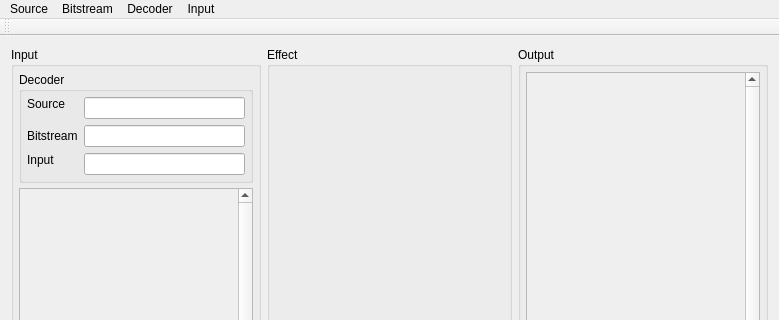
Above: src/interface/Decoder.ui from andresgonzalezfornell/TFM before the change; both pictures show x 0 to 779 and y 0 to 320 of the 779 by 571 pixel window. Below: the same form after it.
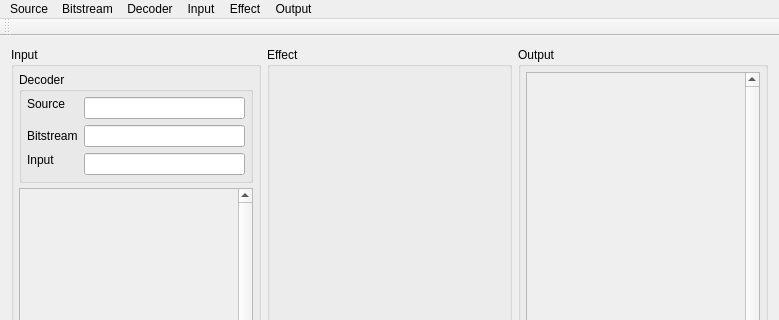
That is the form after the change. Icons and pictures are not drawn.

Diff of the .ui file:
```diff
--- a/src/interface/Decoder.ui
+++ b/src/interface/Decoder.ui
@@ -547,10 +547,23 @@
     <addaction name="menu_load_bitstream"/>
     <addaction name="menu_bitstream_buried"/>
    </widget>
+   <widget class="QMenu" name="menu_effect">
+    <property name="title">
+     <string>Effect</string>
+    </property>
+   </widget>
+   <widget class="QMenu" name="menu_output">
+    <property name="title">
+     <string>Output</string>
+    </property>
+    <addaction name="menu_test"/>
+   </widget>
    <addaction name="menu_source"/>
    <addaction name="menu_bitstream"/>
    <addaction name="menu_decoder"/>
    <addaction name="menu_input"/>
+   <addaction name="menu_effect"/>
+   <addaction name="menu_output"/>
   </widget>
   <widget class="QToolBar" name="mainToolBar">
    <attribute name="toolBarArea">
```
Left out of the diff: 45 changed lines with no effect on the pictures.
